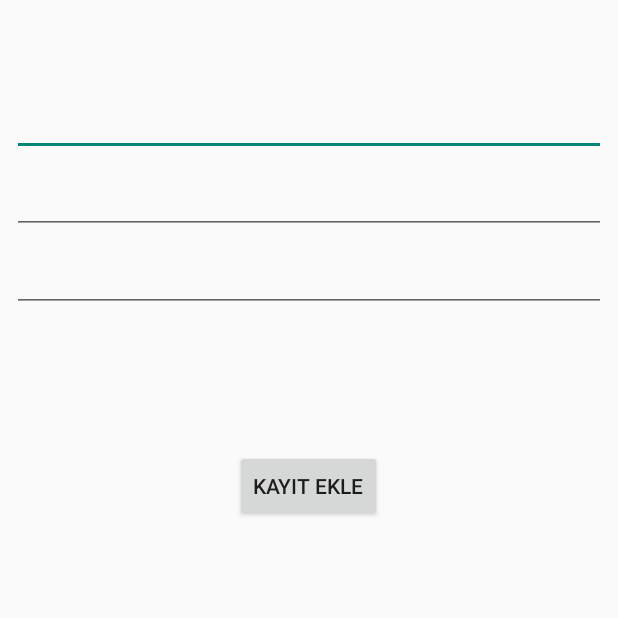
After one commit to eminsahin21/UrunTakipProject, an Android app: the AdminActivity screen opened directly, with no data from a screen before it, on a phone screen of 412 x 824 dp, the top half of it. The commit adds this screen. Run offline under Robolectric (Android 15) with nearby library versions, the phone set to English and light mode, and no system bars.

Commit message:
ekran duzenleme işlemi

```diff
--- a/app/src/main/AndroidManifest.xml
+++ b/app/src/main/AndroidManifest.xml
@@ -16,6 +16,9 @@
         android:supportsRtl="true"
         android:theme="@style/Theme.UrunTakipProject"
         tools:targetApi="31">
+        <activity
+            android:name=".AdminActivity"
+            android:exported="false" />
         <activity
             android:name=".DepoPersoneliActivity"
             android:exported="false" />
--- /dev/null
+++ b/app/src/main/java/com/example/uruntakipproject/AdminActivity.kt
@@ -0,0 +1,71 @@
+package com.example.uruntakipproject
+
+import androidx.appcompat.app.AppCompatActivity
+import android.os.Bundle
+import android.text.TextUtils
+import android.view.View
+import android.widget.Button
+import android.widget.EditText
+import android.widget.TextView
+import android.widget.Toast
+import androidx.appcompat.app.AlertDialog
+
+
+class AdminActivity : AppCompatActivity() {
+
+    private lateinit var nameText: EditText
+    private lateinit var birimText: EditText
+    private lateinit var codeText: EditText
+    private lateinit var buttonEkle: Button
+    private lateinit var eklenenKayitText: TextView
+    lateinit var myDb:DatabaseHandler
+
+
+    override fun onCreate(savedInstanceState: Bundle?) {
+        super.onCreate(savedInstanceState)
+        setContentView(R.layout.activity_admin)
+        myDb = DatabaseHandler(this)
+
+
+        nameText = findViewById(R.id.nameText)
+        birimText = findViewById(R.id.birimText)
+        codeText = findViewById(R.id.codeText)
+        buttonEkle = findViewById(R.id.button_ekle)
+        eklenenKayitText = findViewById(R.id.eklenenKayitText)
+
+
+        AddData()
+
+    }
+
+    private fun AddData() {
+
+            buttonEkle.setOnClickListener(View.OnClickListener setOnClickListener@{
+                val name = nameText.text.toString().trim()
+                val birim = birimText.text.toString().trim()
+                val codeNo = codeText.text.toString().trim()
+
+                if (TextUtils.isEmpty(name)){
+                    nameText.error="Enter Name"
+                    return@setOnClickListener
+                }
+                if (TextUtils.isEmpty(birim)){
+                    codeText.error="Enter birim no"
+                    return@setOnClickListener
+                }
+                if (TextUtils.isEmpty(codeNo)){
+                    birimText.error="Enter codeNo"
+                    return@setOnClickListener
+                }
+                val isInserted =myDb.insertData(name,birim,codeNo)
+                if (isInserted==true){
+                    Toast.makeText(this, "Data inserted", Toast.LENGTH_SHORT).show()
+                } else {
+                    Toast.makeText(this, "Data eklenemedi", Toast.LENGTH_SHORT).show()
+                }
+
+            })
+    }
+
+
+}
--- a/app/src/main/java/com/example/uruntakipproject/DepoPersoneliActivity.kt
+++ b/app/src/main/java/com/example/uruntakipproject/DepoPersoneliActivity.kt
@@ -15,5 +15,7 @@ class DepoPersoneliActivity : AppCompatActivity() {
         var depo =intent.getStringExtra("Key")
         textView.text = depo.toString()
 
+
+
     }
 }
--- /dev/null
+++ b/app/src/main/res/layout/activity_admin.xml
@@ -0,0 +1,81 @@
+<?xml version="1.0" encoding="utf-8"?>
+<androidx.constraintlayout.widget.ConstraintLayout xmlns:android="http://schemas.android.com/apk/res/android"
+    xmlns:app="http://schemas.android.com/apk/res-auto"
+    xmlns:tools="http://schemas.android.com/tools"
+    android:layout_width="match_parent"
+    android:layout_height="match_parent"
+    tools:context=".AdminActivity">
+
+    <EditText
+        android:id="@+id/nameText"
+        style="@style/Widget.AppCompat.AutoCompleteTextView"
+        android:layout_width="0dp"
+        android:layout_height="48dp"
+        android:layout_marginStart="8dp"
+        android:layout_marginTop="56dp"
+        android:layout_marginEnd="8dp"
+        android:ems="10"
+        android:inputType="textPersonName"
+        app:layout_constraintEnd_toEndOf="parent"
+        app:layout_constraintHorizontal_bias="0.0"
+        app:layout_constraintStart_toStartOf="parent"
+        app:layout_constraintTop_toTopOf="parent"
+        tools:ignore="SpeakableTextPresentCheck" />
+
+    <EditText
+        android:id="@+id/codeText"
+        android:layout_width="0dp"
+        android:layout_height="48dp"
+        android:layout_marginStart="8dp"
+        android:layout_marginTop="4dp"
+        android:layout_marginEnd="8dp"
+        android:ems="10"
+        android:inputType="textPersonName"
+        app:layout_constraintEnd_toEndOf="parent"
+        app:layout_constraintHorizontal_bias="0.0"
+        app:layout_constraintStart_toStartOf="parent"
+        app:layout_constraintTop_toBottomOf="@+id/birimText"
+        tools:ignore="SpeakableTextPresentCheck" />
+
+    <EditText
+        android:id="@+id/birimText"
+        android:layout_width="0dp"
+        android:layout_height="48dp"
+        android:layout_marginStart="8dp"
+        android:layout_marginTop="4dp"
+        android:layout_marginEnd="8dp"
+        android:ems="10"
+        android:inputType="textPersonName"
+        app:layout_constraintEnd_toEndOf="parent"
+        app:layout_constraintHorizontal_bias="0.0"
+        app:layout_constraintStart_toStartOf="parent"
+        app:layout_constraintTop_toBottomOf="@+id/nameText"
+        tools:ignore="SpeakableTextPresentCheck" />
+
+
+    <Button
+        android:id="@+id/button_ekle"
+        android:layout_width="wrap_content"
+        android:layout_height="wrap_content"
+        android:layout_marginTop="92dp"
+        android:text="KAYIT EKLE"
+        app:layout_constraintEnd_toEndOf="parent"
+        app:layout_constraintHorizontal_bias="0.498"
+        app:layout_constraintStart_toStartOf="parent"
+        app:layout_constraintTop_toBottomOf="@+id/codeText" />
+
+    <TextView
+        android:id="@+id/eklenenKayitText"
+        android:layout_width="250dp"
+        android:layout_height="30dp"
+        android:layout_marginStart="80dp"
+        android:layout_marginEnd="81dp"
+        android:text=""
+        app:layout_constraintBottom_toBottomOf="parent"
+        app:layout_constraintEnd_toEndOf="parent"
+        app:layout_constraintHorizontal_bias="0.0"
+        app:layout_constraintStart_toStartOf="parent"
+        app:layout_constraintTop_toBottomOf="@+id/button_ekle"
+        app:layout_constraintVertical_bias="0.252" />
+
+</androidx.constraintlayout.widget.ConstraintLayout>
--- a/build.gradle
+++ b/build.gradle
@@ -4,6 +4,7 @@ plugins {
     id 'com.android.library' version '7.2.2' apply false
     id 'org.jetbrains.kotlin.android' version '1.7.10' apply false
 
+
 }
 
 task clean(type: Delete) {
```
Also changed, not shown: app/src/main/java/com/example/uruntakipproject/BantPersonelActivity.kt (+23 -4 lines), app/src/main/java/com/example/uruntakipproject/MainActivity.kt (+35 -72 lines), app/src/main/res/layout/activity_bant_personel.xml (+14 -0 lines), app/src/main/res/layout/activity_main.xml (+16 -76 lines), 1 other file.
